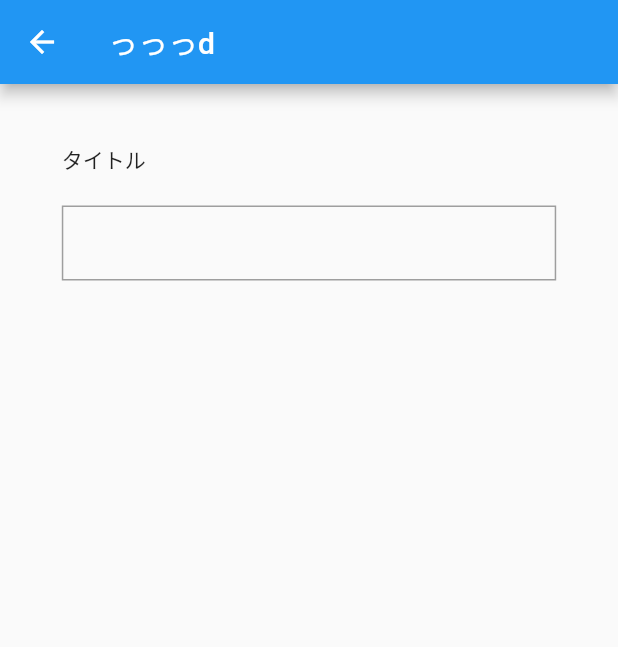
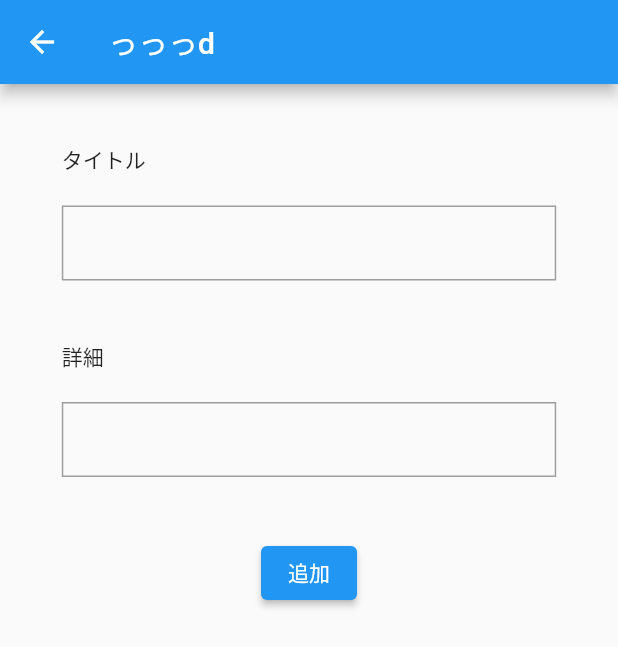
Before and after one commit to shusuke919/fletter_memo, a Flutter app: the screen it shows after launch, after a tap on the "add" icon, on a phone screen of 412 x 824 dp. Shown: the top 647 px of the screen. Run offline on Flutter 3.47's test engine with Material 2 defaults, Android fonts, the phone set to English and light mode, and no system bars; our stand-ins replace cloud_firestore, firebase_core; accounts and stored records are empty.

Commit message:
削除/編集のUI部分の作成

```diff
--- a/lib/pages/add_memo_page.dart
+++ b/lib/pages/add_memo_page.dart
@@ -1,20 +1,39 @@
+import 'package:cloud_firestore/cloud_firestore.dart';
 import 'package:flutter/material.dart';
 
-class AddMemoPage extends StatelessWidget {
+class AddMemoPage extends StatefulWidget {
   const AddMemoPage({Key? key}) : super(key: key);
+
+  @override
+  State<AddMemoPage> createState() => _AddMemoPageState();
+}
+
+class _AddMemoPageState extends State<AddMemoPage> {
+  TextEditingController titleController = TextEditingController();
+  TextEditingController detailController = TextEditingController();
+
+  //メソットとして追加
+  Future<void> createMemo() async {
+    final memoCollection = FirebaseFirestore.instance.collection('memo');
+    await memoCollection.add({
+      'title' : titleController.text,
+      'detail' : detailController.text,
+      'createdDate' : Timestamp.now()
+    });
+  }
 
   @override
   Widget build(BuildContext context) {
     return Scaffold(
       appBar: AppBar(
-        title: Text('っっっd'),
+        title: const Text('っっっd'),
       ),
       body: Center(
         child: Column(
           crossAxisAlignment: CrossAxisAlignment.start,
           children: [
             const SizedBox(height: 40),
-            Text('タイトル'),
+            const Text('タイトル'),
             const SizedBox(height: 20),
             Container(
                 decoration: BoxDecoration(
@@ -22,11 +41,41 @@ class AddMemoPage extends StatelessWidget {
                 ),
                 width: MediaQuery.of(context).size.width*0.8,
                 child: TextField(
+                  controller: titleController,
                   decoration: InputDecoration(border: InputBorder.none,
-              contentPadding: const EdgeInsets.only(left: 10)
+                      contentPadding: EdgeInsets.only(left: 10)
                   ),
                 )
             ),
+            const SizedBox(height: 40),
+            const Text('詳細'),
+            const SizedBox(height: 20),
+            Container(
+                decoration: BoxDecoration(
+                    border: Border.all(color: Colors.grey)
+                ),
+                width: MediaQuery.of(context).size.width*0.8,
+                child: TextField(
+                  controller: detailController,
+                  decoration: InputDecoration(border: InputBorder.none,
+                      contentPadding: EdgeInsets.only(left: 10)
+                  ),
+                )
+            ),
+            const SizedBox(height: 40),
+            Container(
+                width: MediaQuery.of(context).size.width*0.8,
+                alignment: Alignment.center,
+
+                child: ElevatedButton(
+                  onPressed: () async{
+                    //メモを処理する記述を作成
+                    await createMemo();
+                    //一番上のレイヤーを取り除く
+                    Navigator.pop(context);
+                  },
+                  child: const Text('追加'),
+                ))
           ],
         ),
       ),
--- a/lib/pages/top_page.dart
+++ b/lib/pages/top_page.dart
@@ -16,29 +16,9 @@ class TopPage extends StatefulWidget {
 }
 
 class _TopPageState extends State<TopPage> {
-List<Memo> memoList = [];
+ final memoCollection = FirebaseFirestore.instance.collection('memo');
 
-Future<void> fetchMemo() async{
-  //firebaseにアクセス
-  final memoCollection = await FirebaseFirestore.instance.collection('memo').get();
-  //memoコレクションを取得
-  final docs = memoCollection.docs;
-  for(var doc in docs) {
-    Memo fetchMemo = Memo(
-        title: doc.data()['title'],
-        detail: doc.data()['detail'],
-        createdDate: doc.data()['createdDate']
-    );
-   memoList.add(fetchMemo);
-  }
-  setState(() {});
-}
 
-@override
-void initState(){
-  super.initState();
-  fetchMemo();
-}
 
   @override
   Widget build(BuildContext context) {
@@ -47,16 +27,67 @@ void initState(){
 
         title: const Text('筋トレメモkk'),
       ),
-      body: ListView.builder(
-          itemCount: memoList.length,
+      body: StreamBuilder<QuerySnapshot>(
+        stream: memoCollection.snapshots(),
+        builder: (context, snapshot) {
+          if(snapshot.connectionState == ConnectionState.waiting){
+    return const CircularProgressIndicator();
+          }
+          // もしデータがなければ
+          if(!snapshot.hasData){
+            return const Center(child: Text('ないデータ'),);
+          }
+          final docs = snapshot.data!.docs;
+          return ListView.builder(
+              itemCount: docs.length,
               itemBuilder: (context, index) {
+                // オブジェクト型はダイナミック型にする必要がある。ダイナミック型って何？
+                Map<String, dynamic> data = docs[index].data() as Map<String, dynamic>;
+
+                final Memo fetchMemo = Memo(
+                    title: data['title'],
+                    detail: data['detail'],
+                    createdDate: data['createdDate'],
+                    updatedDate: data['updatedDate']
+
+                );
                 return ListTile(
-              title: Text(memoList[index].title),
+                    title: Text(fetchMemo.title),
+                  trailing: IconButton(
+                    onPressed: (){
+                        showModalBottomSheet(context: context, builder: (context){
+                           return SafeArea(
+                             child: Column(
+                               mainAxisSize: MainAxisSize.min,
+                               children: const [
+                                 ListTile(
+                                   onTap: (){
+
+                                   },
+                                   leading: Icon(Icons.edit),
+                                   title: Text('編集'),
+                                 ),
+                                 ListTile(
+                                   onTap: {
+
+                                   },
+                                   leading: Icon(Icons.delete),
+                                   title: Text('削除'),
+                                 ),
+                               ],
+                             ),
+                           );
+                        });
+                    },
+                    icon: const Icon(Icons.edit),
+                  ),
                   //クリックできるようにするプロパティ
                   onTap: () {
                     //詳細画面に遷移する記述を書く
                     Navigator.push(context, MaterialPageRoute(
-                builder: (context) => MemoDetailPage(memoList[index])));
+                    builder: (context) => MemoDetailPage(fetchMemo)));
+                  }
+                );
               }
           );
         }
```
Lines whose indentation alone changed are shown as unchanged.
